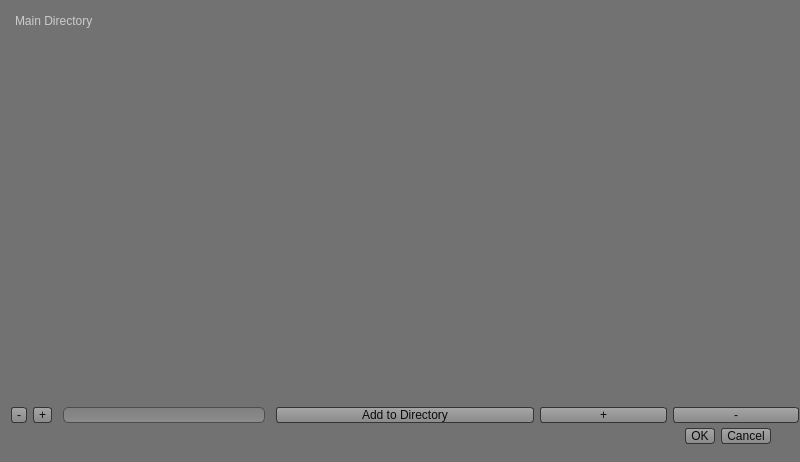
This is Virtual_Creator/userinterfacecreator.ui in stefaj/gcms as Qt 5 draws it before an edit. The edited form follows.
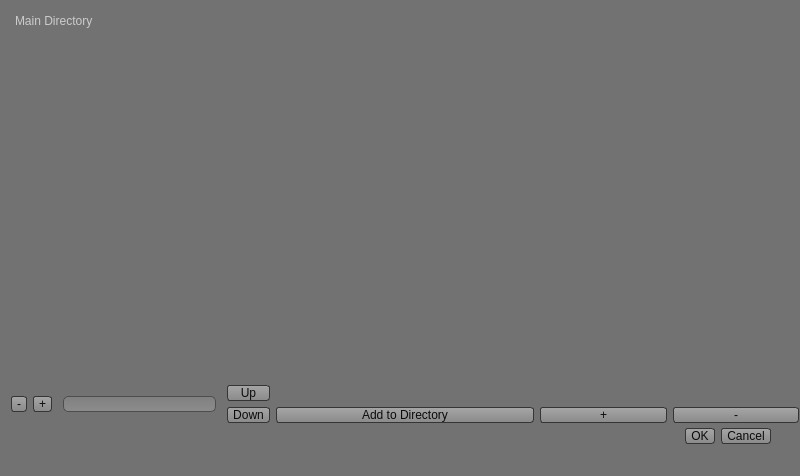
This is the edited form. Icons and pictures are not drawn.

Commit message: directories and directory paths can now be moved up and down in the list

What changed in the file:
```diff
--- a/Virtual_Creator/userinterfacecreator.ui
+++ b/Virtual_Creator/userinterfacecreator.ui
@@ -7,7 +7,7 @@
     <x>0</x>
     <y>0</y>
     <width>800</width>
-    <height>462</height>
+    <height>476</height>
    </rect>
   </property>
   <property name="minimumSize">
@@ -728,7 +728,7 @@
 	background: #686868;
 }
 
-QTreeView::branch:has-siblings:!adjoins-item 
+/*QTreeView::branch:has-siblings:!adjoins-item 
 {
      border-image: url(:/vline) 0;
 }
@@ -967,7 +967,7 @@
     <set>QDialogButtonBox::Cancel|QDialogButtonBox::Ok</set>
    </property>
   </widget>
-  <widget class="QWidget" name="">
+  <widget class="QWidget" name="layoutWidget">
    <property name="geometry">
     <rect>
      <x>11</x>
@@ -1007,6 +1007,24 @@
         <item>
          <widget class="QLineEdit" name="lineEdit_new_directory"/>
         </item>
+        <item>
+         <layout class="QVBoxLayout" name="verticalLayout_4">
+          <item>
+           <widget class="QPushButton" name="pushButton_up">
+            <property name="text">
+             <string>Up</string>
+            </property>
+           </widget>
+          </item>
+          <item>
+           <widget class="QPushButton" name="pushButton_down">
+            <property name="text">
+             <string>Down</string>
+            </property>
+           </widget>
+          </item>
+         </layout>
+        </item>
        </layout>
       </item>
      </layout>
```
Left out of the diff: 8 changed lines with no effect on the pictures. The commit also changes 3 other files.
